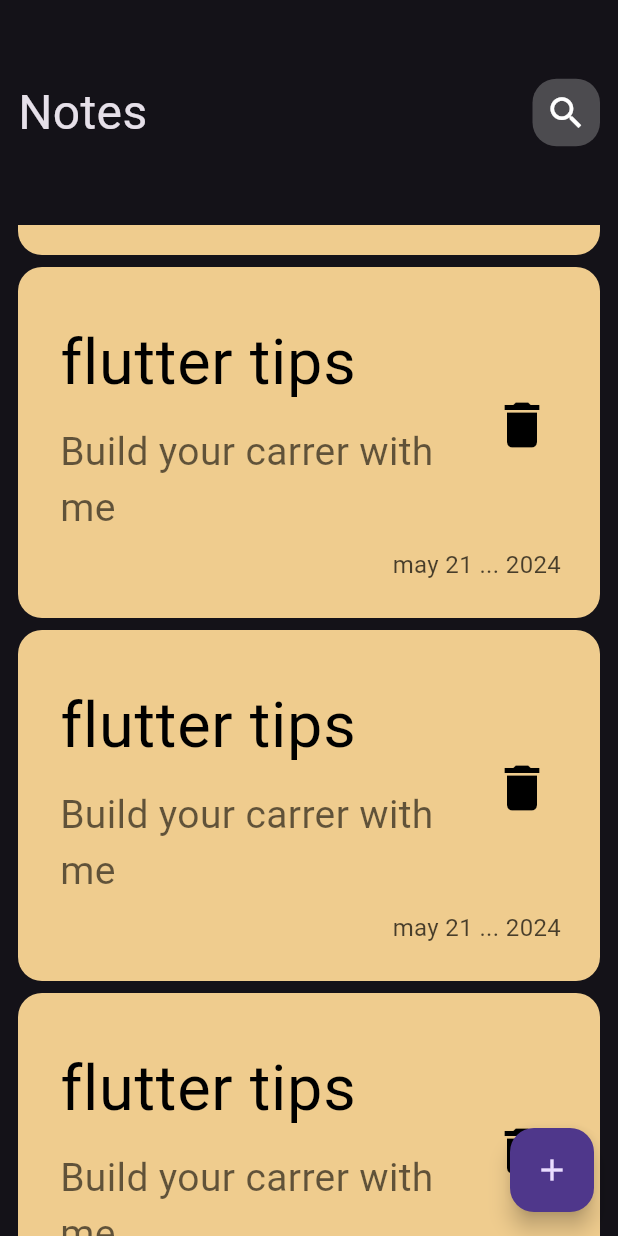
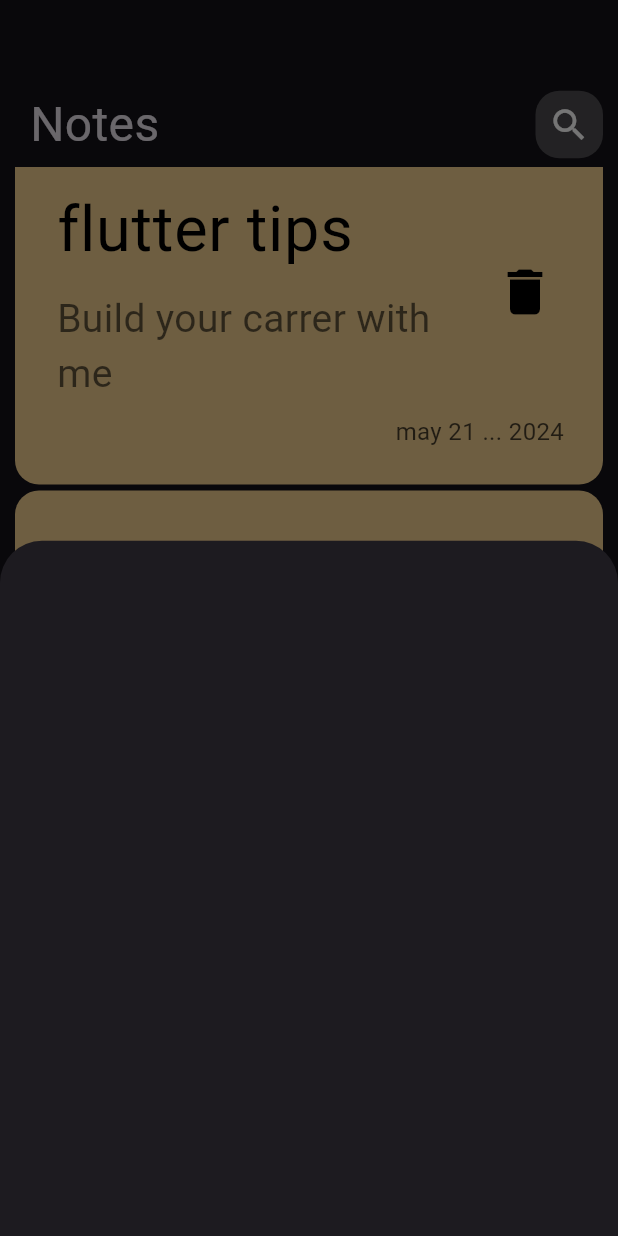
Before and after one commit to real-Hafez/notes-app, a Flutter app: the screen it shows after launch, scrolled down 2880 dp, after a tap on the "add" icon, on a phone screen of 412 x 824 dp. Run offline on Flutter 3.47's test engine with Material 3 defaults, Android fonts, the phone set to English and light mode, and no system bars.

Commit message:
add_note_button_sheet

```diff
--- a/lib/views/notes_view.dart
+++ b/lib/views/notes_view.dart
@@ -1,4 +1,5 @@
 import 'package:flutter/material.dart';
+import 'package:notes_app/widgets/add_note_button_sheet.dart';
 import 'package:notes_app/widgets/notes_view_body.dart';
 
 class notes_view extends StatelessWidget {
@@ -8,7 +9,13 @@ class notes_view extends StatelessWidget {
   Widget build(BuildContext context) {
     return Scaffold(
       floatingActionButton: FloatingActionButton(
-        onPressed: () {},
+        onPressed: () {
+          showModalBottomSheet(
+              context: context,
+              builder: (context) {
+                return const add_note_button_sheet();
+              });
+        },
         child: const Icon(Icons.add),
       ),
       body: const notes_view_body(),
--- a/lib/widgets/Custom_app_bar.dart
+++ b/lib/widgets/Custom_app_bar.dart
@@ -9,12 +9,15 @@ class custom_app_bar extends StatelessWidget {
     return const Row(
       children: [
         SizedBox(
-          height: 150,
+          height: 30,
         ),
-        Text(
-          'Notes',
-          style: TextStyle(
-            fontSize: 32,
+        Padding(
+          padding: EdgeInsets.only(top: 60, left: 10),
+          child: Text(
+            'Notes',
+            style: TextStyle(
+              fontSize: 32,
+            ),
           ),
         ),
         Spacer(),
--- a/lib/widgets/Custom_icon.dart
+++ b/lib/widgets/Custom_icon.dart
@@ -5,7 +5,9 @@ class custom_search_icon extends StatelessWidget {
 
   @override
   Widget build(BuildContext context) {
-    return Container(
+    return Padding(
+      padding: const EdgeInsets.only(top: 60, left: 10),
+      child: Container(
         height: 45,
         width: 45,
         decoration: BoxDecoration(
@@ -18,6 +20,7 @@ class custom_search_icon extends StatelessWidget {
             size: 28,
           ),
         ),
+      ),
     );
   }
 }
--- /dev/null
+++ b/lib/widgets/add_note_button_sheet.dart
@@ -0,0 +1,10 @@
+import 'package:flutter/material.dart';
+
+class add_note_button_sheet extends StatelessWidget {
+  const add_note_button_sheet({super.key});
+
+  @override
+  Widget build(BuildContext context) {
+    return Container();
+  }
+}
--- a/lib/widgets/custom_note_item.dart
+++ b/lib/widgets/custom_note_item.dart
@@ -6,7 +6,7 @@ class note_item extends StatelessWidget {
   @override
   Widget build(BuildContext context) {
     return Container(
-      padding: EdgeInsets.only(
+      padding: const EdgeInsets.only(
         top: 24,
         bottom: 24,
         left: 12,
--- a/lib/widgets/notes_list_view.dart
+++ b/lib/widgets/notes_list_view.dart
@@ -6,14 +6,18 @@ class notes_list_view extends StatelessWidget {
 
   @override
   Widget build(BuildContext context) {
-    return ListView.builder(
+    return Padding(
+      padding: const EdgeInsets.symmetric(vertical: 5),
+      child: ListView.builder(
+        padding: EdgeInsets.zero,
         itemBuilder: (
           context,
           index,
         ) =>
             const Padding(
-        padding: EdgeInsets.symmetric(vertical: 4),
+          padding: EdgeInsets.symmetric(vertical: 2),
           child: note_item(),
+        ),
       ),
     );
   }
--- a/lib/widgets/notes_view_body.dart
+++ b/lib/widgets/notes_view_body.dart
@@ -9,7 +9,7 @@ class notes_view_body extends StatelessWidget {
   @override
   Widget build(BuildContext context) {
     return const Padding(
-      padding: EdgeInsets.symmetric(horizontal: 12),
+      padding: EdgeInsets.symmetric(horizontal: 10),
       child: Column(
         children: [
           custom_app_bar(),
```
Also changed, not shown: pubspec.lock. Lines whose indentation alone changed are shown as unchanged.
